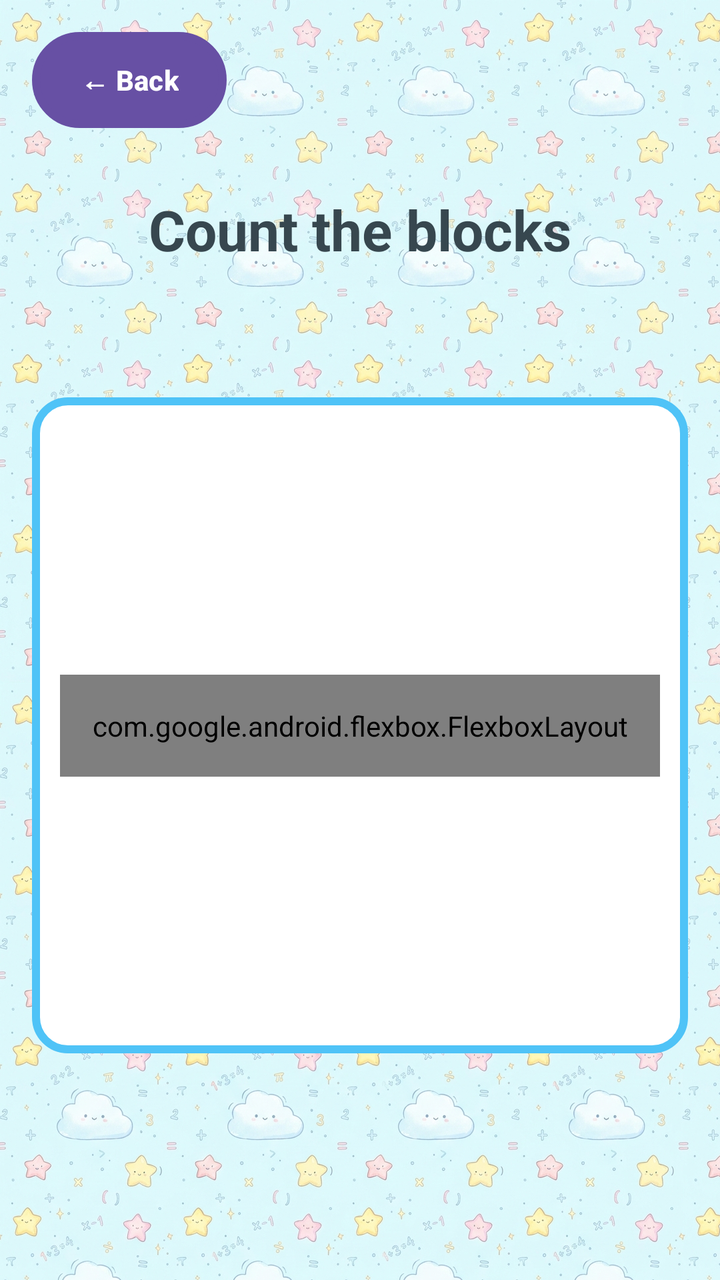
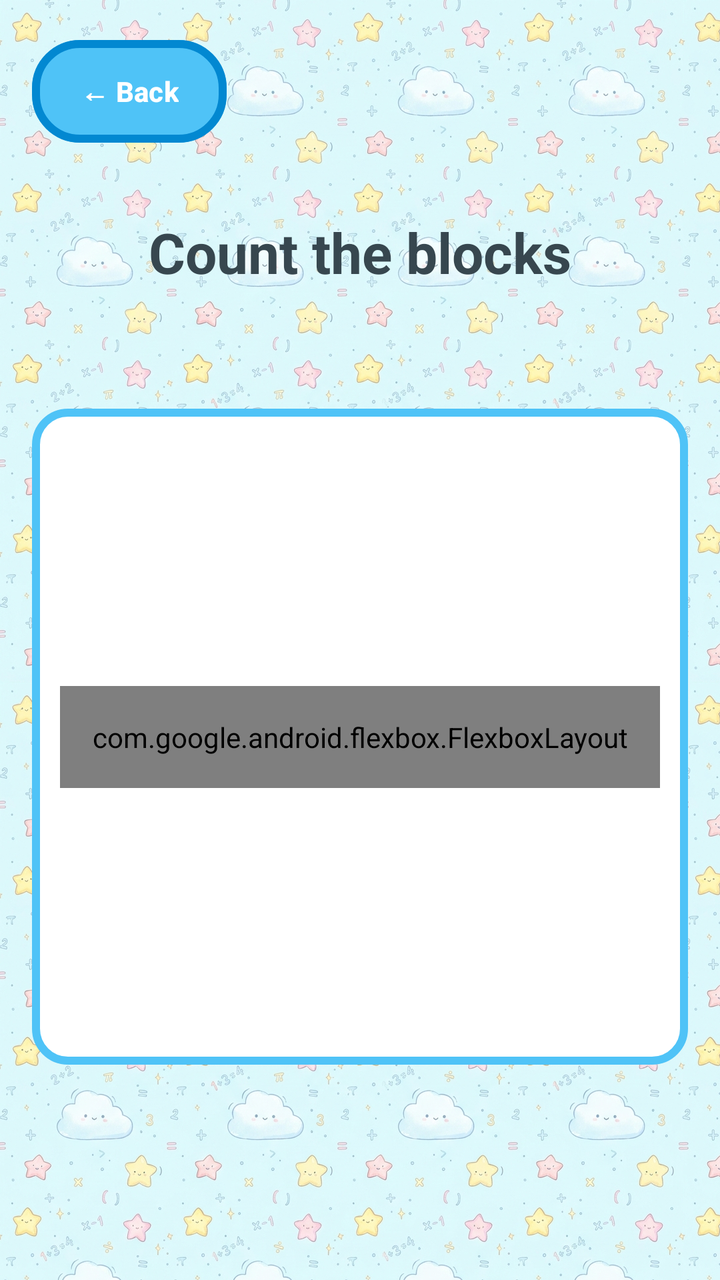

Screens rendered from an Android XML layout before and after an edit, with the pre-edit source and the edit as a unified diff.
<!-- AndroidManifest.xml: application theme Theme.P1Chai_Boon_Hong2206806 -->
<!-- res/layout/activity_place_value.xml -->
<?xml version="1.0" encoding="utf-8"?>
<androidx.constraintlayout.widget.ConstraintLayout xmlns:android="http://schemas.android.com/apk/res/android"
    xmlns:app="http://schemas.android.com/apk/res-auto"
    xmlns:tools="http://schemas.android.com/tools"
    android:layout_width="match_parent"
    android:layout_height="match_parent"
    android:background="@drawable/bg_pattern_tiled"
    android:fitsSystemWindows="true"
    tools:context=".PlaceValueActivity"
    tools:ignore="Overdraw">

    <Button
        android:id="@+id/btnBack"
        android:layout_width="wrap_content"
        android:layout_height="wrap_content"
        android:text="@string/back"
        android:textColor="@color/white"
        android:textStyle="bold"
        android:background="@drawable/btn_rounded_primary"
        android:layout_margin="16dp"
        app:layout_constraintStart_toStartOf="parent"
        app:layout_constraintTop_toTopOf="parent" />

    <TextView
        android:id="@+id/tvInstruction"
        android:layout_width="wrap_content"
        android:layout_height="wrap_content"
        android:layout_marginTop="32dp"
        android:text="@string/how_many_tens_ones"
        android:textAlignment="center"
        android:textColor="@color/text_primary"
        android:textSize="28sp"
        android:textStyle="bold"
        app:layout_constraintEnd_toEndOf="parent"
        app:layout_constraintStart_toStartOf="parent"
        app:layout_constraintTop_toBottomOf="@id/btnBack" />

    <androidx.constraintlayout.widget.ConstraintLayout
        android:id="@+id/borderContainer"
        android:layout_width="0dp"
        android:layout_height="0dp"
        android:layout_marginHorizontal="16dp"
        android:layout_marginTop="16dp"
        android:layout_marginBottom="16dp"
        android:background="@drawable/bg_rounded_white"
        app:layout_constraintDimensionRatio="1:1"
        app:layout_constraintTop_toBottomOf="@id/tvInstruction"
        app:layout_constraintBottom_toTopOf="@id/optionsContainerLayout"
        app:layout_constraintEnd_toEndOf="parent"
        app:layout_constraintStart_toStartOf="parent">

        <com.google.android.flexbox.FlexboxLayout
            android:id="@+id/visualContainerLayout"
            android:layout_width="wrap_content"
            android:layout_height="wrap_content"
            android:padding="16dp"
            app:flexWrap="wrap"
            app:justifyContent="center"
            app:alignItems="center"
            app:alignContent="center"
            app:layout_constraintTop_toTopOf="parent"
            app:layout_constraintBottom_toBottomOf="parent"
            app:layout_constraintStart_toStartOf="parent"
            app:layout_constraintEnd_toEndOf="parent"
            tools:ignore="MissingClass" />
    </androidx.constraintlayout.widget.ConstraintLayout>

    <GridLayout
        android:id="@+id/optionsContainerLayout"
        android:layout_width="match_parent"
        android:layout_height="wrap_content"
        android:layout_marginTop="32dp"
        android:columnCount="2"
        android:rowCount="2"
        android:padding="8dp"
        app:layout_constraintEnd_toEndOf="parent"
        app:layout_constraintStart_toStartOf="parent"
        app:layout_constraintBottom_toBottomOf="parent"
        android:layout_marginBottom="32dp" />

</androidx.constraintlayout.widget.ConstraintLayout>
<!-- resources referenced by this layout -->
<resources>
  <color name="text_primary">#37474F</color>
  <color name="white">#FFFFFFFF</color>
  <!-- drawable bg_pattern_tiled (drawable) -->
  <?xml version="1.0" encoding="utf-8"?>
  <bitmap xmlns:android="http://schemas.android.com/apk/res/android"
      android:src="@drawable/bg_pattern"
      android:tileMode="repeat" />
  <!-- drawable bg_rounded_white (drawable) -->
  <?xml version="1.0" encoding="utf-8"?>
  <shape xmlns:android="http://schemas.android.com/apk/res/android"
      android:shape="rectangle">
      <solid android:color="#FFFFFF" />
      <corners android:radius="16dp" />
      <stroke
          android:width="4dp"
          android:color="#4FC3F7" />
  </shape>
  <!-- drawable btn_rounded_primary (drawable) -->
  <?xml version="1.0" encoding="utf-8"?>
  <shape xmlns:android="http://schemas.android.com/apk/res/android"
      android:shape="rectangle">
      <solid android:color="@color/btn_primary" />
      <corners android:radius="24dp" />
      <padding
          android:bottom="16dp"
          android:left="24dp"
          android:right="24dp"
          android:top="16dp" />
      <stroke
          android:width="4dp"
          android:color="@color/btn_primary_dark" />
  </shape>
  <string name="back">← Back</string>
  <string name="how_many_tens_ones">Count the blocks</string>
  <style name="Theme.P1Chai_Boon_Hong2206806" parent="Base.Theme.P1Chai_Boon_Hong2206806" />
  <!-- drawable bg_pattern: jpg bitmap (drawable-nodpi, 623074 bytes) -->
  <color name="btn_primary">#4FC3F7</color>
  <color name="btn_primary_dark">#0288D1</color>
  <style name="Base.Theme.P1Chai_Boon_Hong2206806" parent="Theme.Material3.DayNight.NoActionBar">
          
          <item name="android:windowBackground">@null</item>
      </style>
</resources>

<!-- the commit's change to res/layout/activity_place_value.xml (unified diff, before → after) -->
@@ -9,17 +9,52 @@
     tools:context=".PlaceValueActivity"
     tools:ignore="Overdraw">
 
-    <Button
+    <com.google.android.material.button.MaterialButton
         android:id="@+id/btnBack"
         android:layout_width="wrap_content"
         android:layout_height="wrap_content"
+        android:layout_margin="16dp"
+        app:backgroundTint="@color/btn_primary"
+        app:cornerRadius="24dp"
+        app:strokeWidth="4dp"
+        app:strokeColor="@color/btn_primary_dark"
+        android:paddingTop="16dp"
+        android:paddingBottom="16dp"
+        android:paddingStart="24dp"
+        android:paddingEnd="24dp"
         android:text="@string/back"
         android:textColor="@color/white"
         android:textStyle="bold"
-        android:background="@drawable/btn_rounded_primary"
-        android:layout_margin="16dp"
         app:layout_constraintStart_toStartOf="parent"
         app:layout_constraintTop_toTopOf="parent" />
+
+    <TextView
+        android:id="@+id/tvTimer"
+        android:layout_width="wrap_content"
+        android:layout_height="wrap_content"
+        android:text="Time: 0s"
+        android:textColor="@color/text_primary"
+        android:textSize="20sp"
+        android:textStyle="bold"
+        android:layout_marginEnd="16dp"
+        android:visibility="gone"
+        app:layout_constraintEnd_toEndOf="parent"
+        app:layout_constraintTop_toTopOf="@id/btnBack"
+        app:layout_constraintBottom_toBottomOf="@id/btnBack" />
+
+    <TextView
+        android:id="@+id/tvScore"
+        android:layout_width="wrap_content"
+        android:layout_height="wrap_content"
+        android:text="Score: 0"
+        android:textColor="@color/text_primary"
+        android:textSize="20sp"
+        android:textStyle="bold"
+        android:layout_marginEnd="16dp"
+        android:visibility="gone"
+        app:layout_constraintEnd_toStartOf="@id/tvTimer"
+        app:layout_constraintTop_toTopOf="@id/btnBack"
+        app:layout_constraintBottom_toBottomOf="@id/btnBack" />
 
     <TextView
         android:id="@+id/tvInstruction"
<!-- resource entries referenced after the edit -->
@@ -17,21 +17,6 @@
           android:width="4dp"
           android:color="#4FC3F7" />
   </shape>
-  <!-- drawable btn_rounded_primary (drawable) -->
-  <?xml version="1.0" encoding="utf-8"?>
-  <shape xmlns:android="http://schemas.android.com/apk/res/android"
-      android:shape="rectangle">
-      <solid android:color="@color/btn_primary" />
-      <corners android:radius="24dp" />
-      <padding
-          android:bottom="16dp"
-          android:left="24dp"
-          android:right="24dp"
-          android:top="16dp" />
-      <stroke
-          android:width="4dp"
-          android:color="@color/btn_primary_dark" />
-  </shape>
   <string name="back">← Back</string>
   <string name="how_many_tens_ones">Count the blocks</string>
   <style name="Theme.P1Chai_Boon_Hong2206806" parent="Base.Theme.P1Chai_Boon_Hong2206806" />
